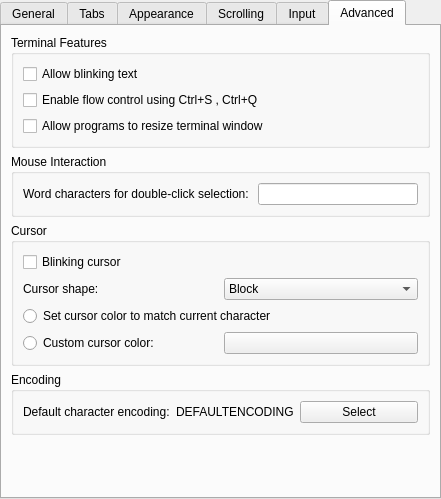
This is src/EditProfileDialog.ui in KDE/konsole as Qt 5 draws it before an edit. The edited form follows.
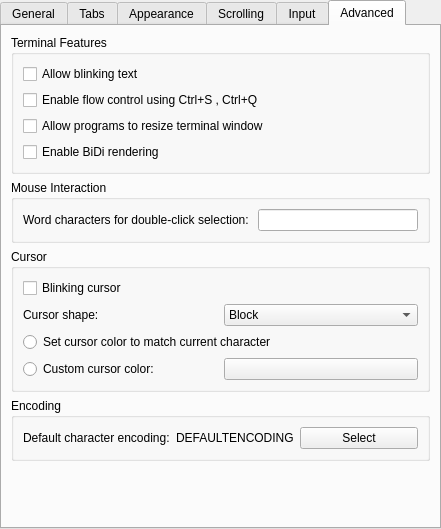
This is the edited form. The open tabs and pages were chosen to show the change. Custom widgets are drawn as their Qt base class.

```diff
--- a/src/EditProfileDialog.ui
+++ b/src/EditProfileDialog.ui
@@ -6,7 +6,7 @@
     <x>0</x>
     <y>0</y>
     <width>441</width>
-    <height>499</height>
+    <height>529</height>
    </rect>
   </property>
   <layout class="QHBoxLayout" >
@@ -875,7 +875,7 @@
         <x>0</x>
         <y>0</y>
         <width>429</width>
-        <height>461</height>
+        <height>489</height>
        </rect>
       </property>
       <attribute name="title" >
@@ -939,6 +939,22 @@
             </property>
            </widget>
           </item>
+          <item>
+           <widget class="QCheckBox" name="enableBidiRenderingButton" >
+            <property name="sizePolicy" >
+             <sizepolicy vsizetype="Fixed" hsizetype="Preferred" >
+              <horstretch>0</horstretch>
+              <verstretch>0</verstretch>
+             </sizepolicy>
+            </property>
+            <property name="toolTip" >
+             <string>Enable BiDirectional display on terminals (valid for Arabic, Farsi or Hebrew only)</string>
+            </property>
+            <property name="text" >
+             <string>Enable BiDi rendering </string>
+            </property>
+           </widget>
+          </item>
          </layout>
         </widget>
        </item>
```
Left out of the diff: 10 changed lines with no effect on the pictures.
